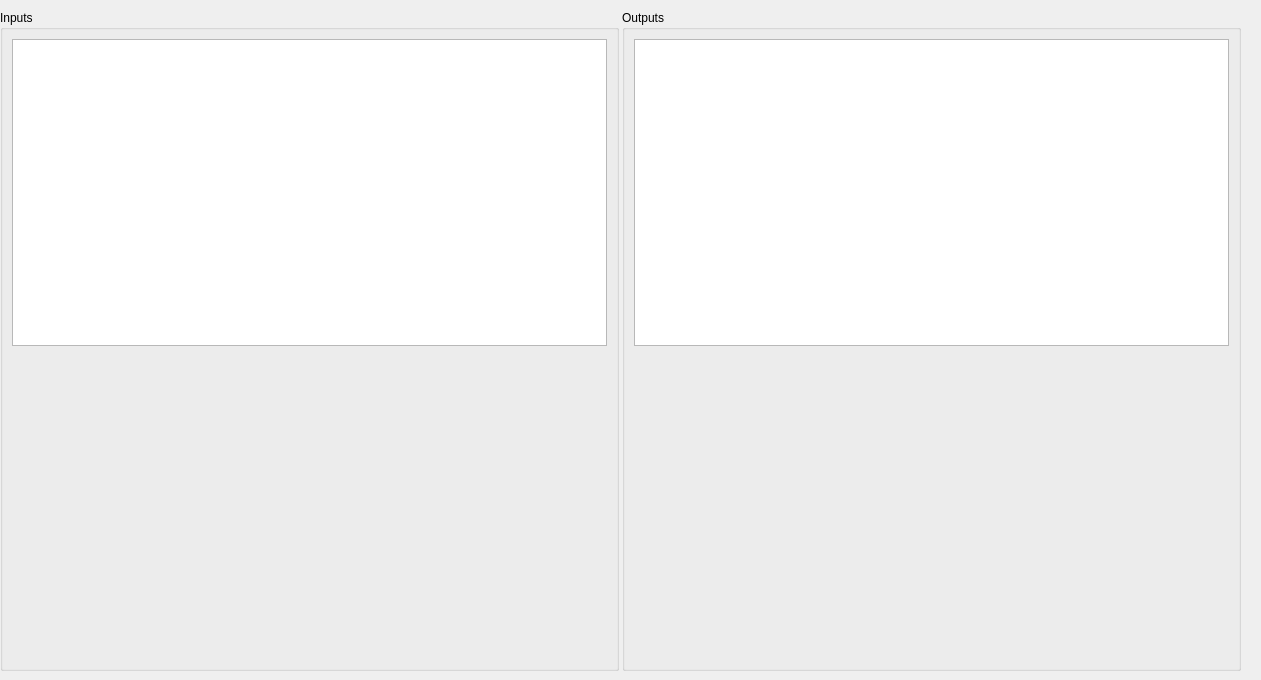
Old version of the form bank-view/frontiooverride.ui in the repository smandyscom/front-base-widget.
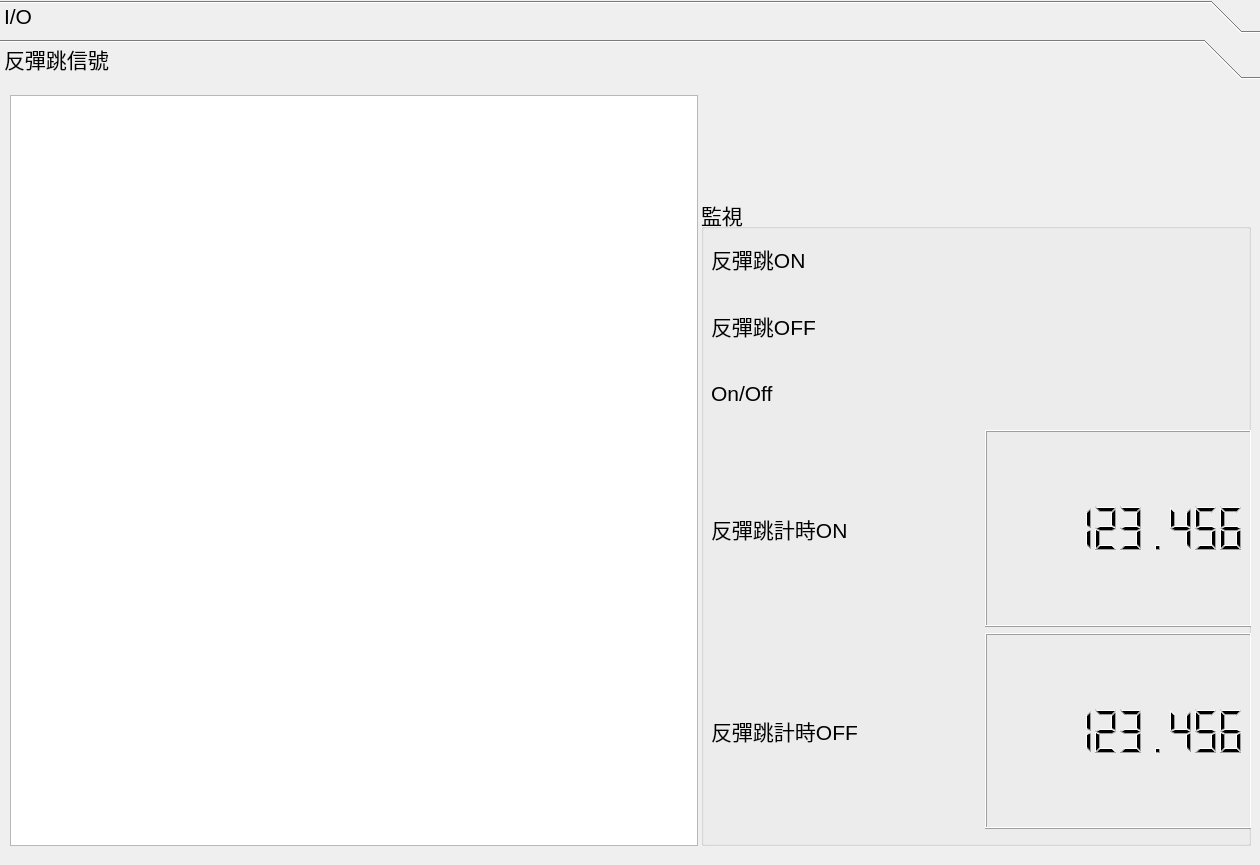
New version of the form.

Commit message: signal monitor implemented

What changed in the file:
```diff
--- a/bank-view/frontiooverride.ui
+++ b/bank-view/frontiooverride.ui
@@ -6,44 +6,103 @@
    <rect>
     <x>0</x>
     <y>0</y>
-    <width>1261</width>
-    <height>680</height>
+    <width>1260</width>
+    <height>865</height>
    </rect>
   </property>
+  <property name="sizePolicy">
+   <sizepolicy hsizetype="Expanding" vsizetype="Expanding">
+    <horstretch>0</horstretch>
+    <verstretch>0</verstretch>
+   </sizepolicy>
+  </property>
   <property name="maximumSize">
    <size>
-    <width>1261</width>
-    <height>741</height>
+    <width>1920</width>
+    <height>1024</height>
    </size>
   </property>
+  <property name="font">
+   <font>
+    <pointsize>16</pointsize>
+   </font>
+  </property>
   <property name="windowTitle">
    <string>Form</string>
   </property>
-  <widget class="QWidget" name="layoutWidget">
+  <widget class="QToolBox" name="toolBox">
    <property name="geometry">
     <rect>
      <x>0</x>
-     <y>10</y>
-     <width>1241</width>
-     <height>661</height>
+     <y>0</y>
+     <width>1261</width>
+     <height>861</height>
     </rect>
    </property>
-   <layout class="QHBoxLayout" name="horizontalLayout_4">
-    <property name="spacing">
-     <number>3</number>
-    </property>
+   <property name="sizePolicy">
+    <sizepolicy hsizetype="Expanding" vsizetype="Expanding">
+     <horstretch>0</horstretch>
+     <verstretch>0</verstretch>
+    </sizepolicy>
+   </property>
+   <property name="currentIndex">
+    <number>1</number>
+   </property>
+   <widget class="QWidget" name="pageIO">
+    <property name="geometry">
+     <rect>
+      <x>0</x>
+      <y>0</y>
+      <width>1261</width>
+      <height>765</height>
+     </rect>
+    </property>
+    <attribute name="label">
+     <string>I/O</string>
+    </attribute>
+    <widget class="QWidget" name="">
+     <property name="geometry">
+      <rect>
+       <x>0</x>
+       <y>0</y>
+       <width>1261</width>
+       <height>721</height>
+      </rect>
+     </property>
+     <layout class="QHBoxLayout" name="horizontalLayout">
     <item>
      <widget class="QGroupBox" name="groupBoxInput">
+        <property name="sizePolicy">
+         <sizepolicy hsizetype="Expanding" vsizetype="Expanding">
+          <horstretch>0</horstretch>
+          <verstretch>0</verstretch>
+         </sizepolicy>
+        </property>
       <property name="maximumSize">
        <size>
         <width>16777215</width>
-        <height>700</height>
+          <height>1000</height>
        </size>
       </property>
       <property name="title">
-       <string>Inputs</string>
+         <string>輸入</string>
       </property>
       <layout class="QHBoxLayout" name="horizontalLayout_2">
+         <property name="spacing">
+          <number>3</number>
+         </property>
+         <property name="leftMargin">
+          <number>3</number>
+         </property>
+         <property name="topMargin">
+          <number>3</number>
+         </property>
+         <property name="rightMargin">
+          <number>3</number>
+         </property>
+         <property name="bottomMargin">
+          <number>3</number>
+         </property>
        <item>
         <layout class="QVBoxLayout" name="verticalLayout">
          <item>
@@ -51,19 +110,28 @@
            <property name="maximumSize">
             <size>
              <width>16777215</width>
-             <height>550</height>
-            </size>
-           </property>
+               <height>16777215</height>
+              </size>
+             </property>
+             <attribute name="verticalHeaderVisible">
+              <bool>false</bool>
+             </attribute>
           </widget>
          </item>
          <item>
           <widget class="QWidget" name="widgetInputFilter" native="true">
            <property name="sizePolicy">
-            <sizepolicy hsizetype="MinimumExpanding" vsizetype="MinimumExpanding">
+              <sizepolicy hsizetype="Preferred" vsizetype="Preferred">
              <horstretch>0</horstretch>
              <verstretch>0</verstretch>
             </sizepolicy>
            </property>
+             <property name="minimumSize">
+              <size>
+               <width>0</width>
+               <height>100</height>
+              </size>
+             </property>
           </widget>
          </item>
         </layout>
@@ -73,16 +141,37 @@
     </item>
     <item>
      <widget class="QGroupBox" name="groupBoxOuput">
+        <property name="sizePolicy">
+         <sizepolicy hsizetype="Expanding" vsizetype="Expanding">
+          <horstretch>0</horstretch>
+          <verstretch>0</verstretch>
+         </sizepolicy>
+        </property>
       <property name="maximumSize">
        <size>
         <width>16777215</width>
-        <height>700</height>
+          <height>16777215</height>
        </size>
       </property>
       <property name="title">
-       <string>Outputs</string>
+         <string>輸出</string>
       </property>
       <layout class="QVBoxLayout" name="verticalLayout_4">
+         <property name="spacing">
+          <number>3</number>
+         </property>
+         <property name="leftMargin">
+          <number>3</number>
+         </property>
+         <property name="topMargin">
+          <number>3</number>
+         </property>
+         <property name="rightMargin">
+          <number>3</number>
+         </property>
+         <property name="bottomMargin">
+          <number>3</number>
+         </property>
        <item>
         <layout class="QVBoxLayout" name="verticalLayout_3">
          <item>
@@ -90,19 +179,28 @@
            <property name="maximumSize">
             <size>
              <width>16777215</width>
-             <height>550</height>
-            </size>
-           </property>
+               <height>16777215</height>
+              </size>
+             </property>
+             <attribute name="verticalHeaderVisible">
+              <bool>false</bool>
+             </attribute>
           </widget>
          </item>
          <item>
           <widget class="QWidget" name="widgetOutputFilter" native="true">
            <property name="sizePolicy">
-            <sizepolicy hsizetype="MinimumExpanding" vsizetype="MinimumExpanding">
+              <sizepolicy hsizetype="Preferred" vsizetype="Preferred">
              <horstretch>0</horstretch>
              <verstretch>0</verstretch>
             </sizepolicy>
            </property>
+             <property name="minimumSize">
+              <size>
+               <width>0</width>
+               <height>100</height>
+              </size>
+             </property>
           </widget>
          </item>
         </layout>
@@ -111,6 +209,212 @@
      </widget>
     </item>
    </layout>
+    </widget>
+   </widget>
+   <widget class="QWidget" name="pageSignal">
+    <property name="geometry">
+     <rect>
+      <x>0</x>
+      <y>0</y>
+      <width>1261</width>
+      <height>765</height>
+     </rect>
+    </property>
+    <attribute name="label">
+     <string>反彈跳信號</string>
+    </attribute>
+    <widget class="QWidget" name="">
+     <property name="geometry">
+      <rect>
+       <x>10</x>
+       <y>10</y>
+       <width>1241</width>
+       <height>751</height>
+      </rect>
+     </property>
+     <layout class="QHBoxLayout" name="horizontalLayout_5">
+      <property name="spacing">
+       <number>3</number>
+      </property>
+      <item>
+       <widget class="QTableView" name="tableViewSignal">
+        <property name="selectionMode">
+         <enum>QAbstractItemView::SingleSelection</enum>
+        </property>
+        <property name="selectionBehavior">
+         <enum>QAbstractItemView::SelectRows</enum>
+        </property>
+        <attribute name="verticalHeaderVisible">
+         <bool>false</bool>
+        </attribute>
+       </widget>
+      </item>
+      <item>
+       <layout class="QVBoxLayout" name="verticalLayout_6">
+        <property name="spacing">
+         <number>3</number>
+        </property>
+        <item>
+         <widget class="QWidget" name="widgetSignalFilter" native="true">
+          <property name="sizePolicy">
+           <sizepolicy hsizetype="Expanding" vsizetype="Expanding">
+            <horstretch>0</horstretch>
+            <verstretch>0</verstretch>
+           </sizepolicy>
+          </property>
+          <property name="maximumSize">
+           <size>
+            <width>550</width>
+            <height>100</height>
+           </size>
+          </property>
+         </widget>
+        </item>
+        <item>
+         <widget class="QGroupBox" name="groupBox">
+          <property name="sizePolicy">
+           <sizepolicy hsizetype="Expanding" vsizetype="Expanding">
+            <horstretch>0</horstretch>
+            <verstretch>0</verstretch>
+           </sizepolicy>
+          </property>
+          <property name="maximumSize">
+           <size>
+            <width>550</width>
+            <height>16777215</height>
+           </size>
+          </property>
+          <property name="title">
+           <string>監視</string>
+          </property>
+          <widget class="QWidget" name="">
+           <property name="geometry">
+            <rect>
+             <x>10</x>
+             <y>30</y>
+             <width>541</width>
+             <height>601</height>
+            </rect>
+           </property>
+           <layout class="QVBoxLayout" name="verticalLayout_5">
+            <item>
+             <layout class="QVBoxLayout" name="verticalLayout_2">
+              <item>
+               <widget class="QLabel" name="labelDebouncedOn">
+                <property name="sizePolicy">
+                 <sizepolicy hsizetype="Expanding" vsizetype="Expanding">
+                  <horstretch>0</horstretch>
+                  <verstretch>0</verstretch>
+                 </sizepolicy>
+                </property>
+                <property name="text">
+                 <string>反彈跳ON</string>
+                </property>
+               </widget>
+              </item>
+              <item>
+               <widget class="QLabel" name="labelDebouncedOff">
+                <property name="sizePolicy">
+                 <sizepolicy hsizetype="Expanding" vsizetype="Expanding">
+                  <horstretch>0</horstretch>
+                  <verstretch>0</verstretch>
+                 </sizepolicy>
+                </property>
+                <property name="text">
+                 <string>反彈跳OFF</string>
+                </property>
+               </widget>
+              </item>
+              <item>
+               <widget class="QLabel" name="labelRawOnOff">
+                <property name="sizePolicy">
+                 <sizepolicy hsizetype="Expanding" vsizetype="Expanding">
+                  <horstretch>0</horstretch>
+                  <verstretch>0</verstretch>
+                 </sizepolicy>
+                </property>
+                <property name="text">
+                 <string>On/Off</string>
+                </property>
+               </widget>
+              </item>
+             </layout>
+            </item>
+            <item>
+             <layout class="QHBoxLayout" name="horizontalLayout_3">
+              <item>
+               <widget class="QLabel" name="labelRawOnOff_2">
+                <property name="sizePolicy">
+                 <sizepolicy hsizetype="Expanding" vsizetype="Expanding">
+                  <horstretch>0</horstretch>
+                  <verstretch>0</verstretch>
+                 </sizepolicy>
+                </property>
+                <property name="text">
+                 <string>反彈跳計時ON</string>
+                </property>
+               </widget>
+              </item>
+              <item>
+               <widget class="QLCDNumber" name="lcdNumberOnTimer">
+                <property name="sizePolicy">
+                 <sizepolicy hsizetype="Expanding" vsizetype="Expanding">
+                  <horstretch>0</horstretch>
+                  <verstretch>0</verstretch>
+                 </sizepolicy>
+                </property>
+                <property name="digitCount">
+                 <number>10</number>
+                </property>
+                <property name="value" stdset="0">
+                 <double>123.456000000000003</double>
+                </property>
+               </widget>
+              </item>
+             </layout>
+            </item>
+            <item>
+             <layout class="QHBoxLayout" name="horizontalLayout_4">
+              <item>
+               <widget class="QLabel" name="labelRawOnOff_3">
+                <property name="sizePolicy">
+                 <sizepolicy hsizetype="Expanding" vsizetype="Expanding">
+                  <horstretch>0</horstretch>
+                  <verstretch>0</verstretch>
+                 </sizepolicy>
+                </property>
+                <property name="text">
+                 <string>反彈跳計時OFF</string>
+                </property>
+               </widget>
+              </item>
+              <item>
+               <widget class="QLCDNumber" name="lcdNumberOffTimer">
+                <property name="sizePolicy">
+                 <sizepolicy hsizetype="Expanding" vsizetype="Expanding">
+                  <horstretch>0</horstretch>
+                  <verstretch>0</verstretch>
+                 </sizepolicy>
+                </property>
+                <property name="digitCount">
+                 <number>10</number>
+                </property>
+                <property name="value" stdset="0">
+                 <double>123.456000000000003</double>
+                </property>
+               </widget>
+              </item>
+             </layout>
+            </item>
+           </layout>
+          </widget>
+         </widget>
+        </item>
+       </layout>
+      </item>
+     </layout>
+    </widget>
+   </widget>
   </widget>
  </widget>
  <resources/>
```
Lines whose indentation alone changed are shown as unchanged. The commit also changes 5 other files.
